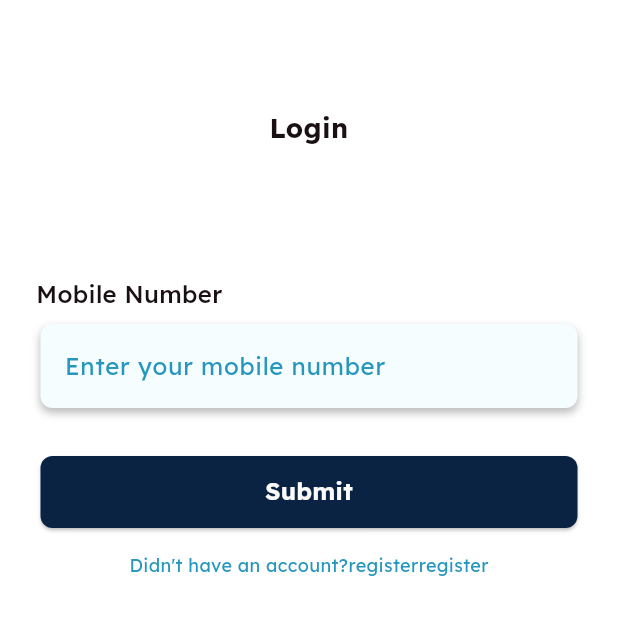
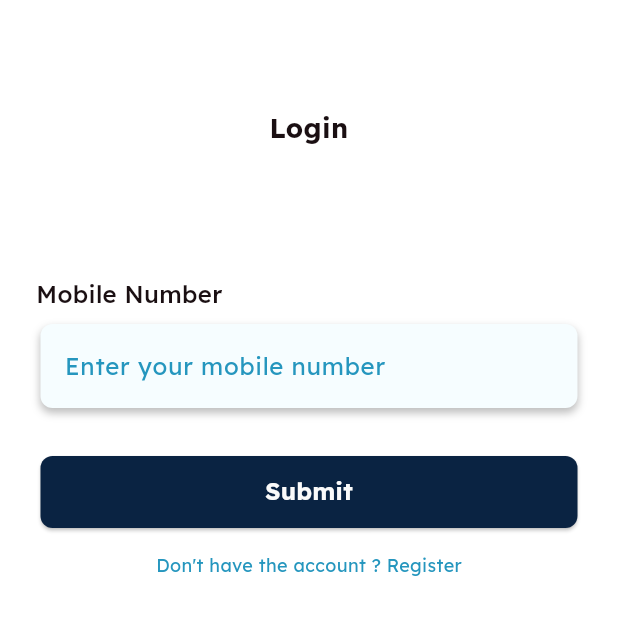
Before and after one commit to InobetaSolutions/AeseraJewels-Mobileapp, a Flutter app: the screen it shows after launch, after a tap on "Skip", after a tap on "Submit", on a phone screen of 412 x 824 dp, the part 246-881 px from its top. Run offline on Flutter 3.47's test engine with Material 3 defaults, Android fonts, the phone set to English and light mode, and no system bars; our stand-ins replace connectivity_plus, get, get_storage, google_fonts, image_picker, shared_preferences; network calls fail.

Commit message:
login_register

```diff
--- a/lib/modules/login/login_controller.dart
+++ b/lib/modules/login/login_controller.dart
@@ -70,7 +70,9 @@ class LoginController extends GetxController {
           Get.snackbar("Error", "Invalid response from server.");
         }
       } else {
-        Get.snackbar("Error", "User not exist please regster: ${response.reasonPhrase}",backgroundColor: const Color(0xFF09243D),
+         Get.snackbar("Error", "User not exist please register",backgroundColor: const Color(0xFF09243D),
+
+       // Get.snackbar("Error", "User not exist please regster: ${response.reasonPhrase}",backgroundColor: const Color(0xFF09243D),
         colorText: Colors.white);
 
       }
--- a/lib/modules/login/login_view.dart
+++ b/lib/modules/login/login_view.dart
@@ -112,20 +112,20 @@ class LoginView extends GetWidget<LoginController> {
               Row(
                 mainAxisAlignment: MainAxisAlignment.center,
                 children: [
-                  Text(
-                    "Didn't have an account?register",
-                    style: GoogleFonts.lexend(
-                      color: const Color(0xFF2596BE),
-                      fontSize: 12,
-                    ),
-                  ),
+                  // Text(
+                  //   "Didn't have an account?register",
+                  //   style: GoogleFonts.lexend(
+                  //     color: const Color(0xFF2596BE),
+                  //     fontSize: 12,
+                  //   ),
+                  // ),
                   GestureDetector(
                     onTap: () {
                       controller.register();
                     },
 
                     child: Text(
-                      "register",
+                      "Don't have the account ? Register",
                       style: GoogleFonts.lexend(
                         color: const Color(0xFF2596BE),
                         fontSize: 12,
--- a/lib/modules/otpverification/otp_controller.dart
+++ b/lib/modules/otpverification/otp_controller.dart
@@ -85,7 +85,7 @@ class OtpController extends GetxController {
         );
         print("Stored token: $userToken, ID: $userToken");
 
-        Get.snackbar('Success', 'OTP verified successfully');
+      // Get.snackbar('Success', 'OTP verified successfully');
 
         /// Navigate based on user type
         if (isNewUser) {
@@ -117,7 +117,9 @@ class OtpController extends GetxController {
       if (response.statusCode == 200) {
         final data = jsonDecode(response.body);
         otp.value = data['otp']?.toString() ?? '';
-        Get.snackbar('OTP Resent', 'A new OTP has been sent to your number');
+        Get.snackbar('OTP Resent', 'A new OTP has been sent to your number',
+            backgroundColor: const Color(0xFF09243D), colorText: Colors.white);
+
       } else {
         Get.snackbar('Error', 'Failed to resend OTP');
       }
--- a/lib/modules/registration/register_controller.dart
+++ b/lib/modules/registration/register_controller.dart
@@ -51,7 +51,8 @@ class RegisterController extends GetxController {
         if (otp != null && token != null) {
           print("OTP: $otp");
          // _showSnackBar("OTP Sent", "Check your SMS (OTP: $otp)");
-          _showSnackBar("OTP Sent", "Check your SMS (OTP: $resendotp)");
+         // _showSnackBar("OTP Sent", "Check your SMS (OTP: $resendotp)");
+            //_showSnackBar("OTP Sent", "Check your SMS (OTP:)");
 
           Get.toNamed('/otp', arguments: {
             "otp": otp,
--- a/pubspec.yaml
+++ b/pubspec.yaml
@@ -24,6 +24,8 @@ dependencies:
   intl: ^0.20.2
   google_fonts: ^6.3.0
   file_picker: ^10.3.2
+  connectivity_plus: ^6.0.3
+
 
 
 dev_dependencies:
```
Also changed, not shown: lib/modules/dashboard/dashboard_controller.dart (+42 -2 lines), lib/modules/dashboard/dashboard_view.dart (+27 -15 lines), lib/modules/registration/register_view.dart (+4 -4 lines), pubspec.lock, 3 other files.
